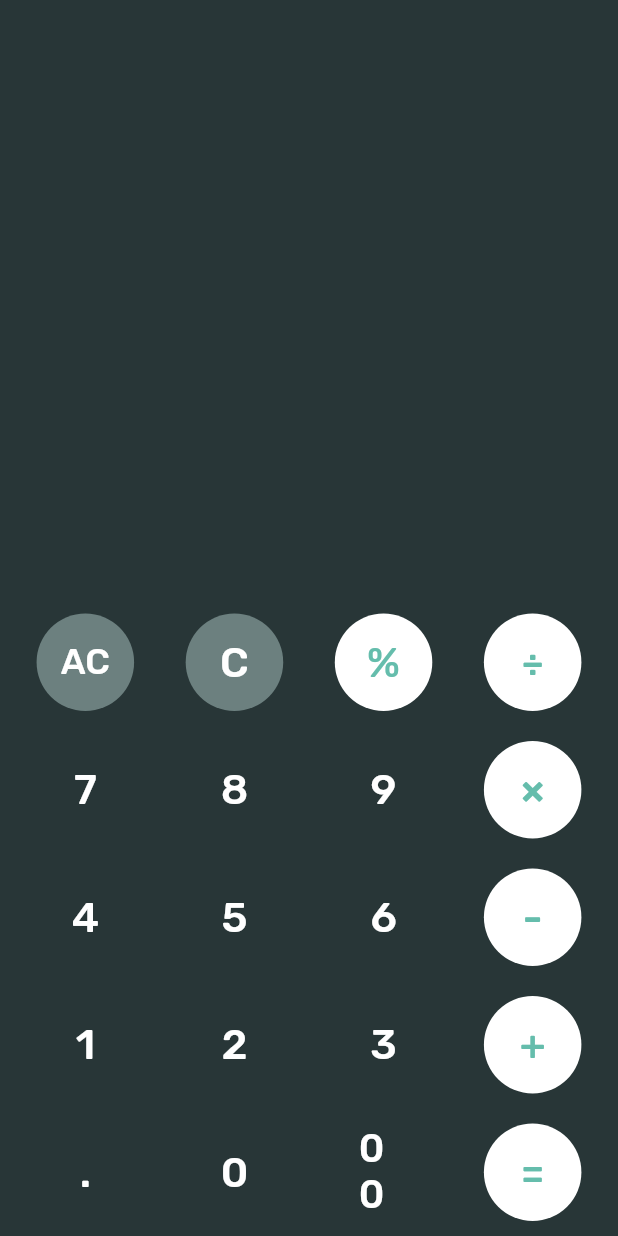
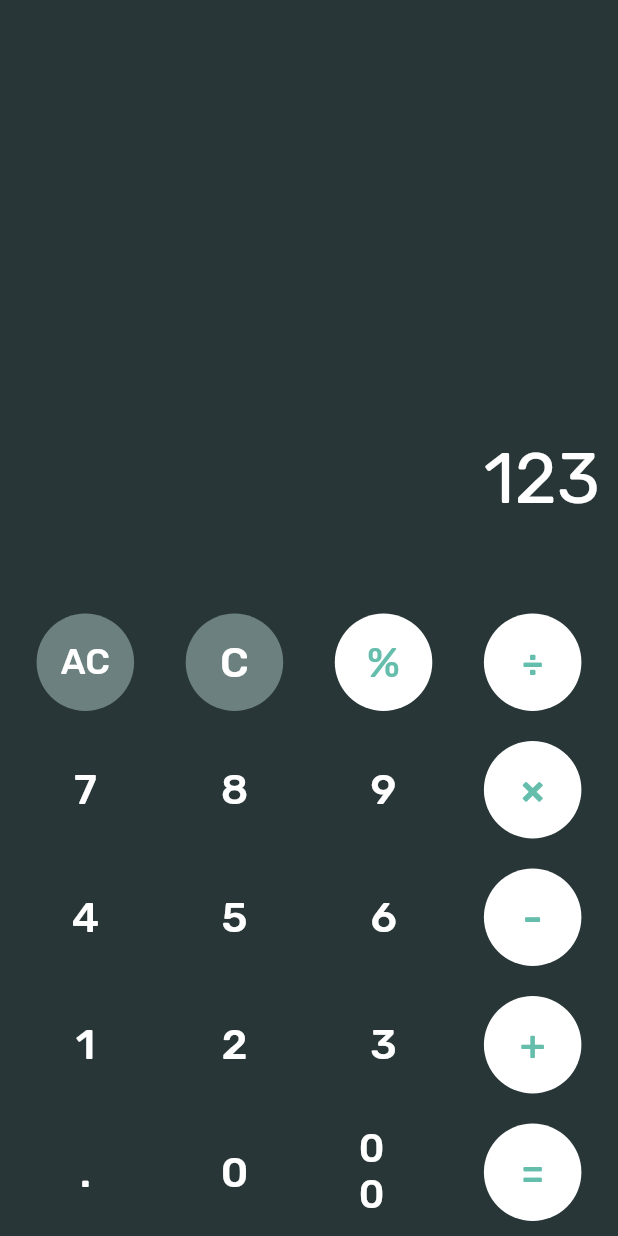
Before and after one commit to octoi/flutter-calculator, a Flutter app: the screen it shows after launch, on a phone screen of 412 x 824 dp. Run offline on Flutter 3.47's test engine with Material 2 defaults, Android fonts, the phone set to English and light mode, and no system bars; our stand-ins replace google_fonts.

Commit message:
result text

```diff
--- a/lib/main.dart
+++ b/lib/main.dart
@@ -1,5 +1,6 @@
 import 'package:flutter/material.dart';
 import 'package:calculator/widgets/widgets.dart';
+import 'package:google_fonts/google_fonts.dart';
 
 void main() {
   runApp(CalculatorApp());
@@ -18,6 +19,18 @@ class CalculatorApp extends StatelessWidget {
         body: Column(
           mainAxisAlignment: MainAxisAlignment.end,
           children: [
+            Container(
+              padding: EdgeInsets.all(12.0),
+              child: Text(
+                '123',
+                style: GoogleFonts.rubik(
+                  textStyle: TextStyle(fontSize: 48.0),
+                  color: Colors.white,
+                ),
+              ),
+              alignment: Alignment(1, 1),
+            ),
+            SizedBox(height: 40.0),
             Row(
               mainAxisAlignment: MainAxisAlignment.spaceEvenly,
               children: [
```
